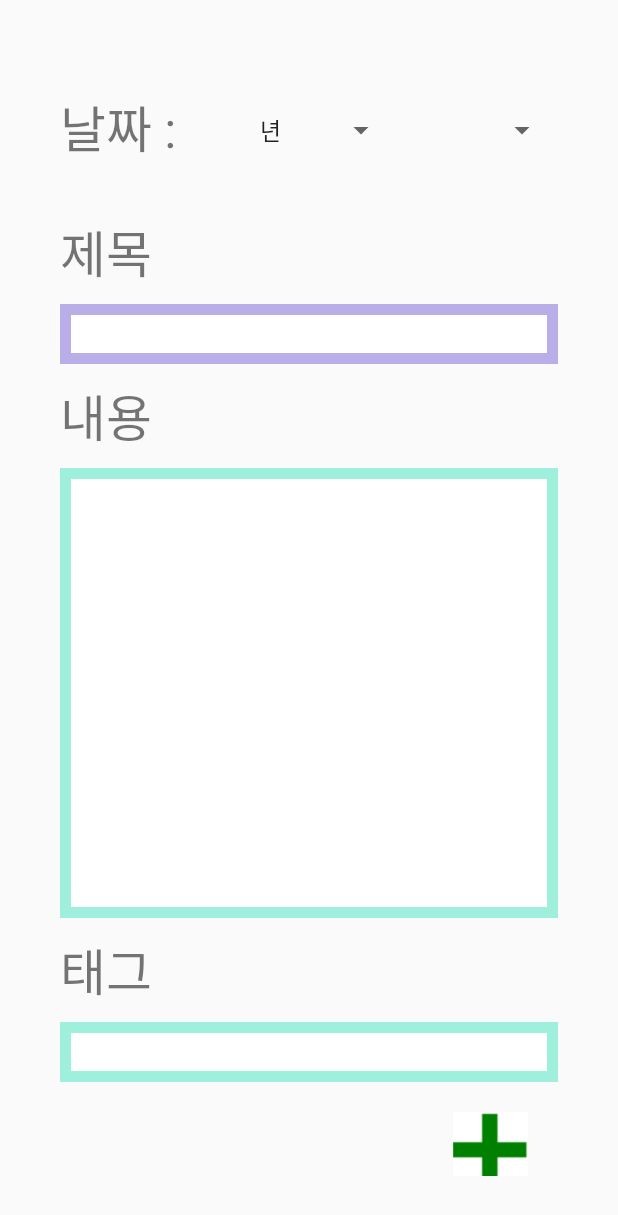
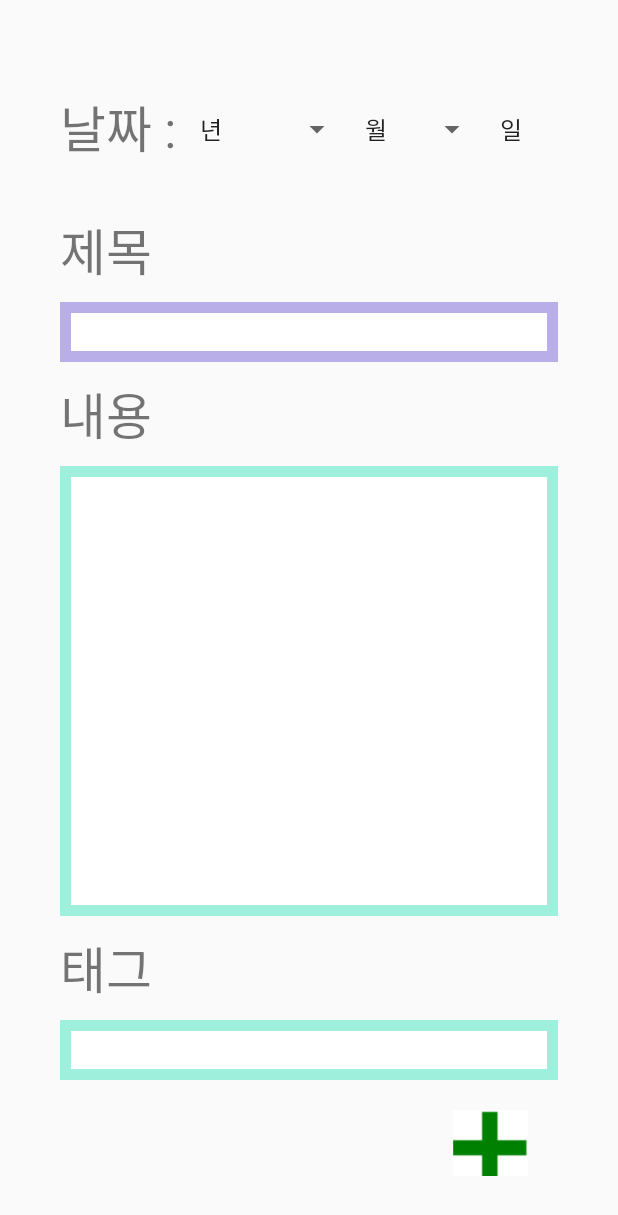
Before and after one commit to hurjeesic/Scheduler, an Android app: the InsertionActivity screen opened directly, with no data from a screen before it, on a phone screen of 412 x 824 dp. Shown: the top 1215 px of the screen. Run offline under Robolectric (Android 15) with nearby library versions, the phone set to English and light mode, and no system bars.

Commit message:
insertion UI
Revise

```diff
--- a/app/src/main/res/layout/insertion.xml
+++ b/app/src/main/res/layout/insertion.xml
@@ -19,21 +19,17 @@
             android:textSize="50px"/>
         <Spinner
             android:id="@+id/insertion_year"
-            android:layout_width="wrap_content"
-            android:layout_height="match_parent"
-            android:layout_marginLeft="40dp"></Spinner>
+            android:layout_width="110dp"
+            android:layout_height="match_parent"></Spinner>
         <Spinner
             android:id="@+id/insertion_month"
-            android:layout_width="wrap_content"
-            android:layout_height="match_parent"
-            android:layout_marginLeft="50dp"></Spinner>
+            android:layout_width="90dp"
+            android:layout_height="match_parent"></Spinner>
 
         <Spinner
             android:id="@+id/insertion_day"
-            android:layout_width="wrap_content"
-            android:layout_height="match_parent"
-            android:layout_marginLeft="50dp"
-            android:layout_weight="1"></Spinner>
+            android:layout_width="90dp"
+            android:layout_height="match_parent"></Spinner>
         <!-- https://bottlecok.tistory.com/63 -->
     </LinearLayout>
     <LinearLayout
```
